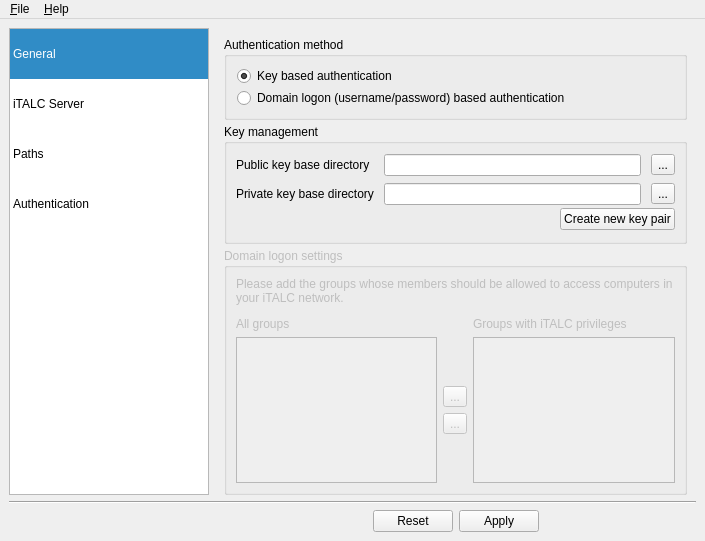
Qt form imc/Forms/MainWindow.ui (veyon/veyon) before a commit.
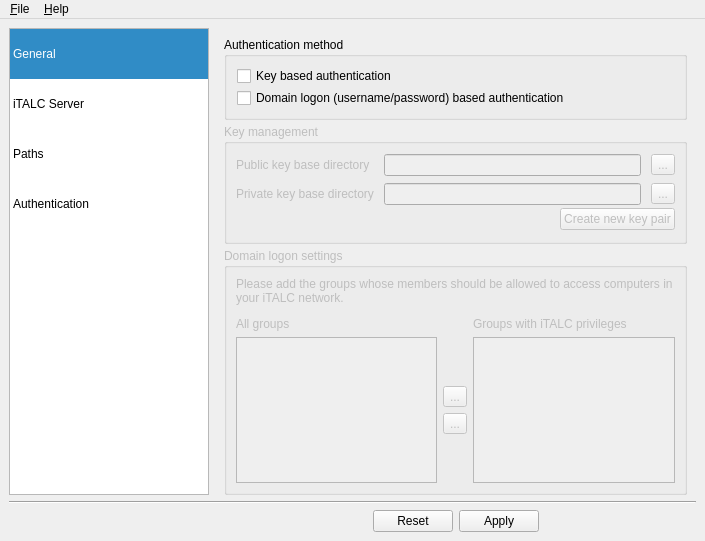
The same form after that commit. The open tabs and pages were chosen to show the change. Icons and pictures are not drawn.

Commit message:
IMC/MainWindow: renamed authentication related properties
Renamed properties according to commit f5d91858098a5f842d3f773e21336c25
and made the authentication mechanism select widgets non-exclusive
checkboxes.

```diff
--- a/imc/Forms/MainWindow.ui
+++ b/imc/Forms/MainWindow.ui
@@ -709,17 +709,14 @@
             </spacer>
            </item>
            <item row="0" column="0">
-            <widget class="QRadioButton" name="isAuthenticationKeyBased">
+            <widget class="QCheckBox" name="isKeyAuthenticationEnabled">
              <property name="text">
               <string>Key based authentication</string>
              </property>
-             <property name="checked">
-              <bool>true</bool>
-             </property>
             </widget>
            </item>
            <item row="1" column="0">
-            <widget class="QRadioButton" name="isAuthenticationLogonBased">
+            <widget class="QCheckBox" name="isLogonAuthenticationEnabled">
              <property name="text">
               <string>Domain logon (username/password) based authentication</string>
              </property>
@@ -730,6 +727,9 @@
         </item>
         <item>
          <widget class="QGroupBox" name="keyManagement">
+          <property name="enabled">
+           <bool>false</bool>
+          </property>
           <property name="minimumSize">
            <size>
             <width>0</width>
```
Left out of the diff: 64 changed lines with no effect on the pictures.
